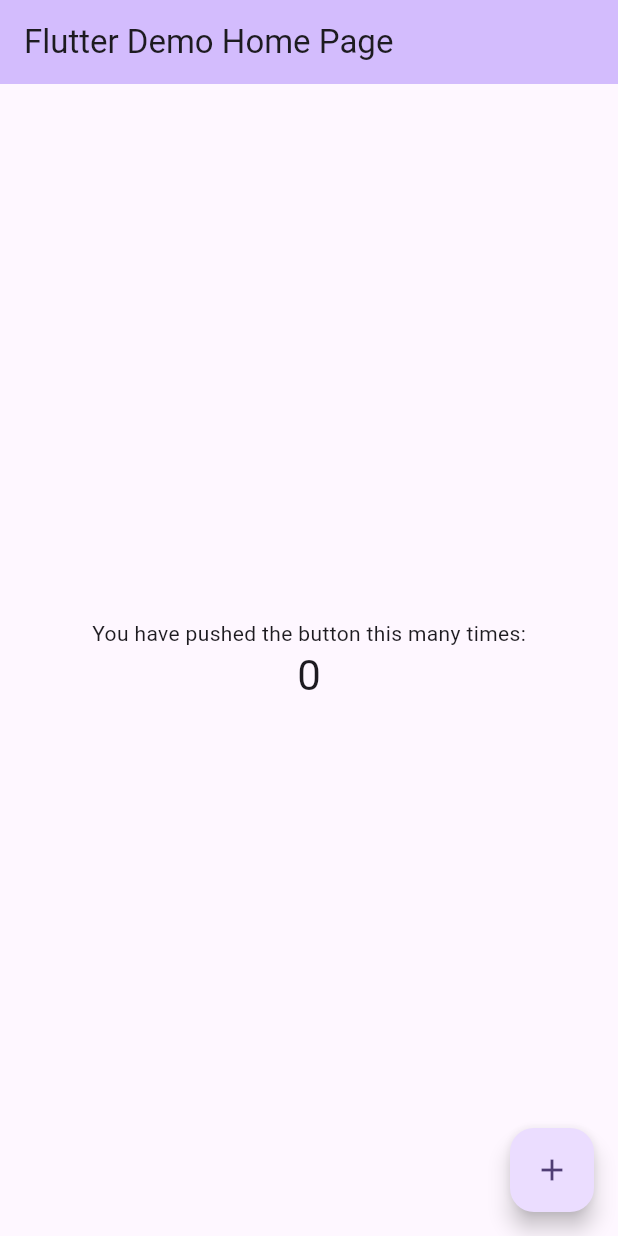
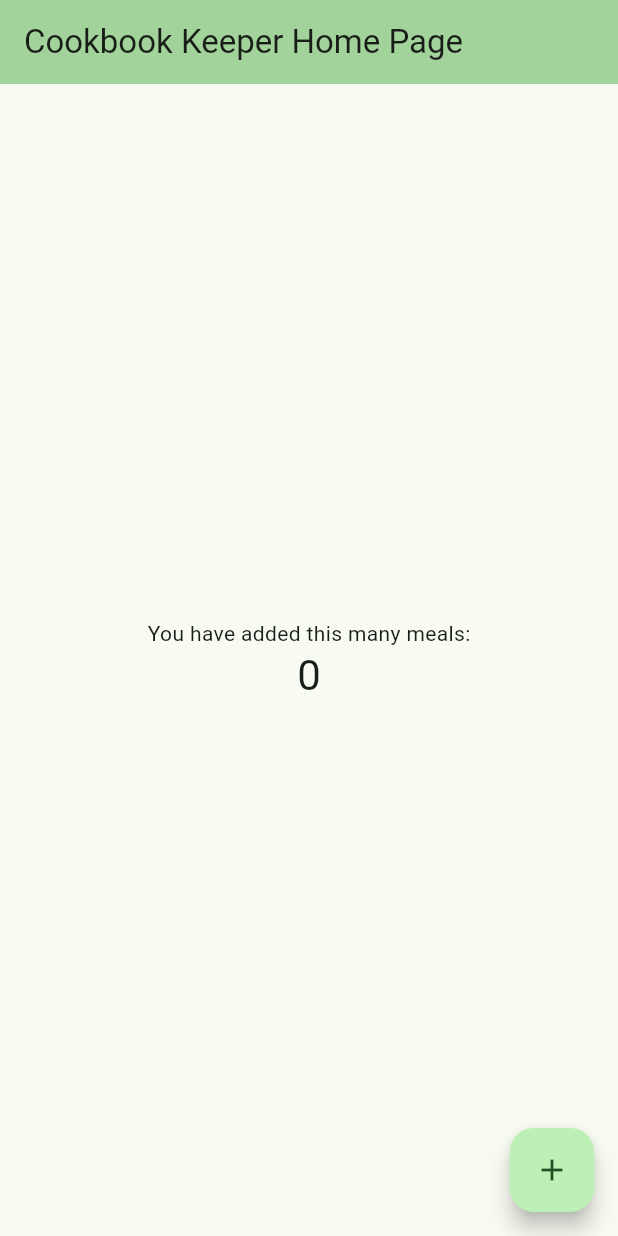
Before and after one commit to beckejo/cookbookkeeper-v2, a Flutter app: the screen it shows after launch, on a phone screen of 412 x 824 dp. Run offline on Flutter 3.47's test engine with Material 3 defaults, Android fonts, the phone set to English and light mode, and no system bars.

Commit message:
Update app title and home page text for Cookbook Keeper; adjust color scheme and button tooltip

```diff
--- a/cookbookkeeperv2/lib/main.dart
+++ b/cookbookkeeperv2/lib/main.dart
@@ -11,27 +11,12 @@
   @override
   Widget build(BuildContext context) {
     return MaterialApp(
-      title: 'Flutter Demo',
+      title: 'Cookbook Keeper',
       theme: ThemeData(
-        // This is the theme of your application.
-        //
-        // TRY THIS: Try running your application with "flutter run". You'll see
-        // the application has a purple toolbar. Then, without quitting the app,
-        // try changing the seedColor in the colorScheme below to Colors.green
-        // and then invoke "hot reload" (save your changes or press the "hot
-        // reload" button in a Flutter-supported IDE, or press "r" if you used
-        // the command line to start the app).
-        //
-        // Notice that the counter didn't reset back to zero; the application
-        // state is not lost during the reload. To reset the state, use hot
-        // restart instead.
-        //
-        // This works for code too, not just values: Most code changes can be
-        // tested with just a hot reload.
-        colorScheme: ColorScheme.fromSeed(seedColor: Colors.deepPurple),
+        colorScheme: ColorScheme.fromSeed(seedColor: Colors.green),
         useMaterial3: true,
       ),
-      home: const MyHomePage(title: 'Flutter Demo Home Page'),
+      home: const MyHomePage(title: 'Cookbook Keeper Home Page'),
     );
   }
 }
@@ -106,7 +91,7 @@
           mainAxisAlignment: MainAxisAlignment.center,
           children: <Widget>[
             const Text(
-              'You have pushed the button this many times:',
+              'You have added this many meals:',
             ),
             Text(
               '$_counter',
@@ -117,7 +102,7 @@
       ),
       floatingActionButton: FloatingActionButton(
         onPressed: _incrementCounter,
-        tooltip: 'Increment',
+        tooltip: 'Add New Meal',
         child: const Icon(Icons.add),
       ), // This trailing comma makes auto-formatting nicer for build methods.
     );
```
